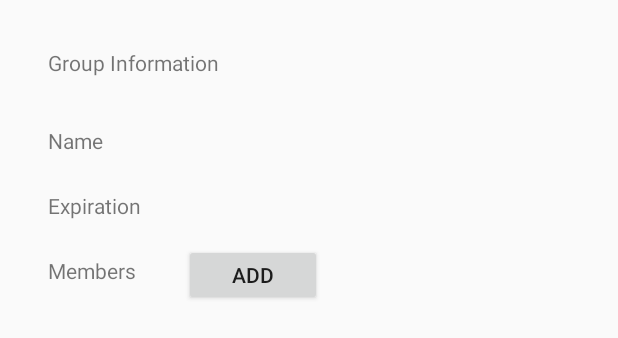
After one commit to klemmari1/image-sharing-application, an Android app: the layout activity_member.xml on its own in the app's theme, with its tools: preview values and no code run, on a phone screen of 412 x 824 dp. The commit adds this screen. Shown: the top 338 px of the screen. Run offline under Robolectric (Android 15) with nearby library versions, the phone set to English and light mode, and no system bars.

Commit message:
View for Group information and QR code

```diff
--- a/app/build.gradle
+++ b/app/build.gradle
@@ -27,4 +27,5 @@ dependencies {
     compile 'com.android.support:appcompat-v7:26.+'
     compile 'com.android.support.constraint:constraint-layout:1.0.2'
     testCompile 'junit:junit:4.12'
+    compile 'com.squareup.picasso:picasso:2.5.2'
 }
--- /dev/null
+++ b/app/src/main/res/layout/activity_member.xml
@@ -0,0 +1,73 @@
+<?xml version="1.0" encoding="utf-8"?>
+<android.support.constraint.ConstraintLayout xmlns:android="http://schemas.android.com/apk/res/android"
+    xmlns:app="http://schemas.android.com/apk/res-auto"
+    xmlns:tools="http://schemas.android.com/tools"
+    android:layout_width="match_parent"
+    android:layout_height="match_parent"
+    tools:context="com.example.chris.mcc_2017_g19.MemberActivity">
+
+    <TextView
+        android:id="@+id/group_info"
+        android:layout_width="wrap_content"
+        android:layout_height="20dp"
+        android:layout_marginStart="32dp"
+        android:layout_marginTop="32dp"
+        android:text="@string/view_group_info"
+        app:layout_constraintLeft_toLeftOf="parent"
+        app:layout_constraintTop_toTopOf="parent" />
+
+    <TextView
+        android:id="@+id/group_info_name"
+        android:layout_width="wrap_content"
+        android:layout_height="wrap_content"
+        android:layout_marginStart="32dp"
+        android:layout_marginTop="32dp"
+        android:text="@string/view_group_name"
+        app:layout_constraintStart_toStartOf="parent"
+        app:layout_constraintTop_toBottomOf="@+id/group_info" />
+
+    <TextView
+        android:id="@+id/group_info_expiration"
+        android:layout_width="wrap_content"
+        android:layout_height="wrap_content"
+        android:layout_marginStart="32dp"
+        android:layout_marginTop="24dp"
+        android:text="@string/view_group_expiration"
+        app:layout_constraintStart_toStartOf="parent"
+        app:layout_constraintTop_toBottomOf="@+id/group_info_name" />
+
+    <TextView
+        android:id="@+id/group_info_members"
+        android:layout_width="wrap_content"
+        android:layout_height="wrap_content"
+        android:layout_marginStart="32dp"
+        android:layout_marginTop="24dp"
+        android:text="@string/view_group_members"
+        app:layout_constraintStart_toStartOf="parent"
+        app:layout_constraintTop_toBottomOf="@+id/group_info_expiration" />
+
+    <Button
+        android:id="@+id/group_info_add"
+        android:layout_width="92dp"
+        android:layout_height="41dp"
+        android:layout_marginStart="32dp"
+        android:layout_marginTop="16dp"
+        android:onClick="onClick"
+        android:text="@string/view_group_add"
+        app:layout_constraintStart_toEndOf="@+id/group_info_members"
+        app:layout_constraintTop_toBottomOf="@+id/group_info_expiration" />
+
+    <ListView
+        android:id="@+id/group_info_member_list"
+        android:layout_width="fill_parent"
+        android:layout_height="0dp"
+        android:layout_marginStart="100dp"
+        android:layout_marginTop="32dp"
+        app:layout_constraintBottom_toBottomOf="parent"
+        app:layout_constraintEnd_toEndOf="parent"
+        app:layout_constraintStart_toStartOf="parent"
+        app:layout_constraintTop_toBottomOf="@+id/group_info_members"
+        android:dividerHeight="0dp"
+        android:divider="@null" />
+
+</android.support.constraint.ConstraintLayout>
--- a/app/src/main/res/values/colors.xml
+++ b/app/src/main/res/values/colors.xml
@@ -3,4 +3,5 @@
     <color name="colorPrimary">#3F51B5</color>
     <color name="colorPrimaryDark">#303F9F</color>
     <color name="colorAccent">#FF4081</color>
+    <color name="grayBackgroud">#736e70</color>
 </resources>
--- a/app/src/main/res/values/strings.xml
+++ b/app/src/main/res/values/strings.xml
@@ -1,3 +1,10 @@
 <resources>
-    <string name="app_name">mcc-2017-g19</string>
+    <string name="app_name">PhotoOrganizer</string>
+    <string name="view_group_info">Group Information</string>
+    <string name="view_group_name">Name</string>
+    <string name="view_group_expiration">Expiration</string>
+    <string name="view_group_members">Members</string>
+    <string name="view_group_add">ADD</string>
+    <string name="scan_to_join">Scan to join!</string>
+
 </resources>
```
Also changed, not shown: app/src/main/AndroidManifest.xml (+8 -0 lines), app/src/main/java/com/example/chris/mcc_2017_g19/MemberActivity.java (added, +43 -0 lines), app/src/main/java/com/example/chris/mcc_2017_g19/MemberAdapter.java (added, +36 -0 lines), app/src/main/java/com/example/chris/mcc_2017_g19/MemberQRActivity.java (added, +24 -0 lines), app/src/main/res/layout/activity_qr.xml (added, +29 -0 lines), app/src/main/res/layout/member_item.xml (added, +25 -0 lines).
